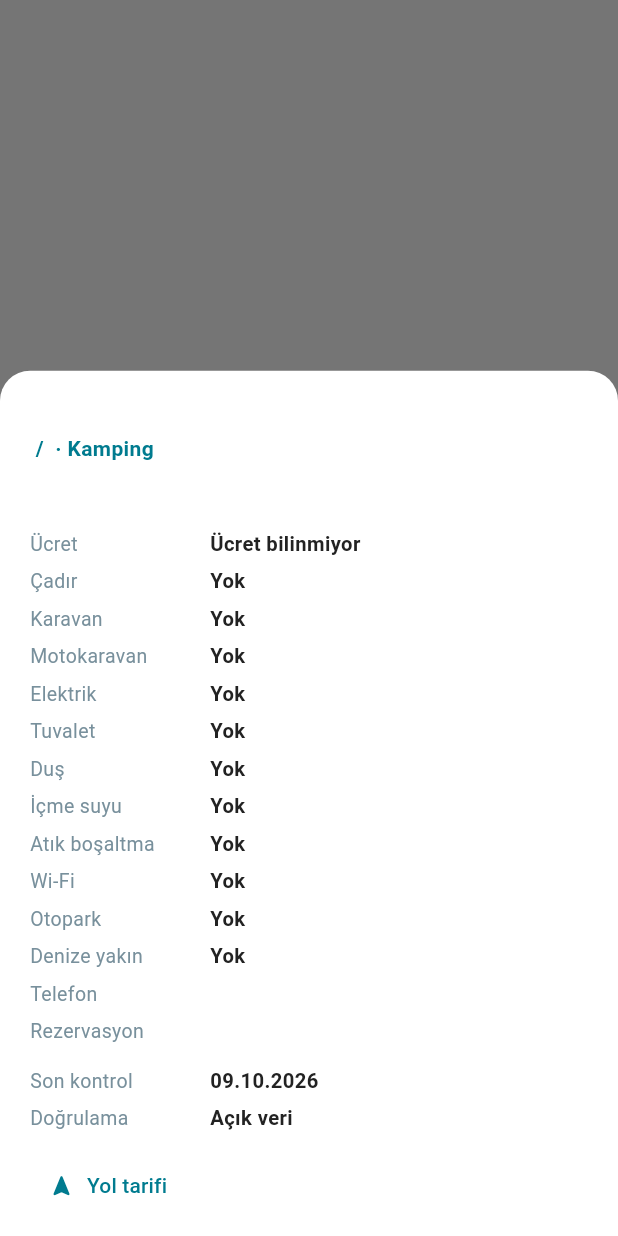
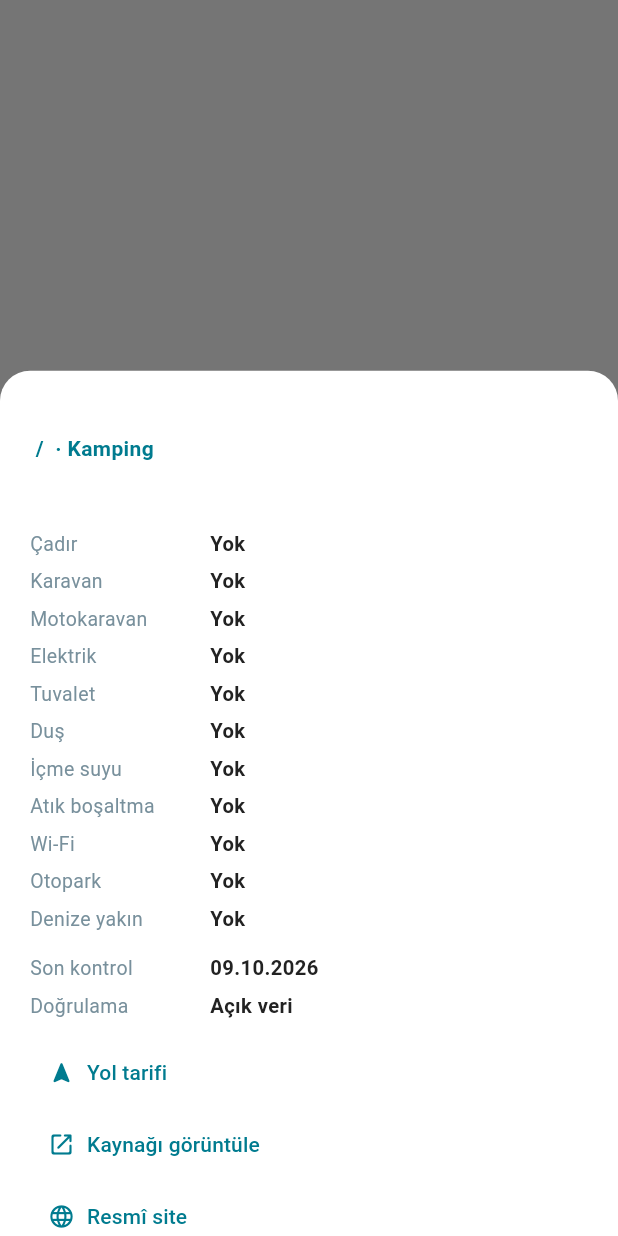
Before and after one commit to Serdarza/rotalink_flutter, a Flutter app: what showKampDetay() shows on an empty page, opened directly with empty values, on a phone screen of 412 x 824 dp. Run offline on Flutter 3.47's test engine with Material 3 defaults, Android fonts, the phone set to English and light mode, and no system bars; our stand-ins replace app_links, cloud_firestore, connectivity_plus, firebase_analytics, firebase_core, firebase_messaging and 15 more; missing offline and left inert: flutter_map_marker_popup, in_app_purchase_android, play_install_referrer, workmanager; accounts and stored records are empty; network calls fail; statements that could not run were skipped.

Commit message:
Kamp detayı: bilinmeyen bilgiler gösterilmez
Co-authored-by: Cursor <cursoragent@cursor.com>

```diff
--- a/lib/widgets/kamp_rotalari_view.dart
+++ b/lib/widgets/kamp_rotalari_view.dart
@@ -266,22 +266,24 @@ Future<void> showKampDetay(BuildContext context, KampAlani k) {
             Text(k.adres!, style: const TextStyle(color: Color(0xFF546E7A), height: 1.35)),
           ],
           const SizedBox(height: 14),
-          _satir('Ücret', _ucret(k)),
-          _satir('Çadır', _evet(k.cadir)),
-          _satir('Karavan', _evet(k.karavan)),
-          _satir('Motokaravan', _evet(k.motokaravan)),
-          _satir('Elektrik', _evet(k.elektrik)),
-          _satir('Tuvalet', _evet(k.tuvalet)),
-          _satir('Duş', _evet(k.dus)),
-          _satir('İçme suyu', _evet(k.icmeSuyu)),
-          _satir('Atık boşaltma', _evet(k.atik)),
-          _satir('Wi-Fi', _evet(k.wifi)),
-          _satir('Otopark', _evet(k.otopark)),
-          _satir('Denize yakın', _evet(k.denizeYakin)),
-          if (k.telefon != null) _satir('Telefon', k.telefon!),
-          if (k.rezervasyon != null) _satir('Rezervasyon', k.rezervasyon!),
+          ..._satirlar([
+            ('Ücret', k.resmiFiyat || k.ucret == 'ucretsiz' || k.ucret == 'ucretli' ? _ucret(k) : null),
+            ('Çadır', _evet(k.cadir)),
+            ('Karavan', _evet(k.karavan)),
+            ('Motokaravan', _evet(k.motokaravan)),
+            ('Elektrik', _evet(k.elektrik)),
+            ('Tuvalet', _evet(k.tuvalet)),
+            ('Duş', _evet(k.dus)),
+            ('İçme suyu', _evet(k.icmeSuyu)),
+            ('Atık boşaltma', _evet(k.atik)),
+            ('Wi-Fi', _evet(k.wifi)),
+            ('Otopark', _evet(k.otopark)),
+            ('Denize yakın', _evet(k.denizeYakin)),
+            ('Telefon', k.telefon),
+            ('Rezervasyon', k.rezervasyon),
+          ]),
           const SizedBox(height: 8),
-          _satir('Son kontrol', _tarih(k.sonKontrol)),
+          ..._satirlar([('Son kontrol', _tarih(k.sonKontrol))]),
           _satir('Doğrulama', k.dogrulama == 'resmi' ? 'Resmî kaynak' : 'Açık veri'),
           const SizedBox(height: 8),
           Align(
@@ -342,14 +344,20 @@ Widget _satir(String ad, String deger) {
   );
 }
 
-String _evet(bool? v) {
+/// Değeri bilinmeyen satır gösterilmez.
+List<Widget> _satirlar(List<(String, String?)> rows) => [
+      for (final (ad, deger) in rows)
+        if (deger != null && deger.trim().isNotEmpty) _satir(ad, deger),
+    ];
+
+String? _evet(bool? v) {
   if (v == true) return 'Var';
   if (v == false) return 'Yok';
-  return 'Bilinmiyor';
+  return null;
 }
 
-String _tarih(DateTime? d) {
-  if (d == null) return 'Bilinmiyor';
+String? _tarih(DateTime? d) {
+  if (d == null) return null;
   return '${d.day.toString().padLeft(2, '0')}.${d.month.toString().padLeft(2, '0')}.${d.year}';
 }
 
```
